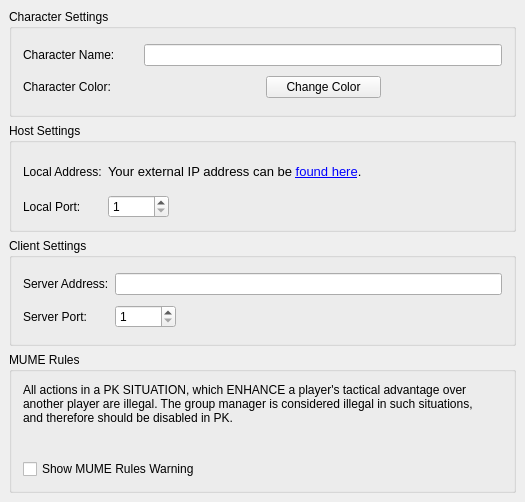
First picture: the form in src/preferences/groupmanagerpage.ui, repository MUME/MMapper, before the edit.
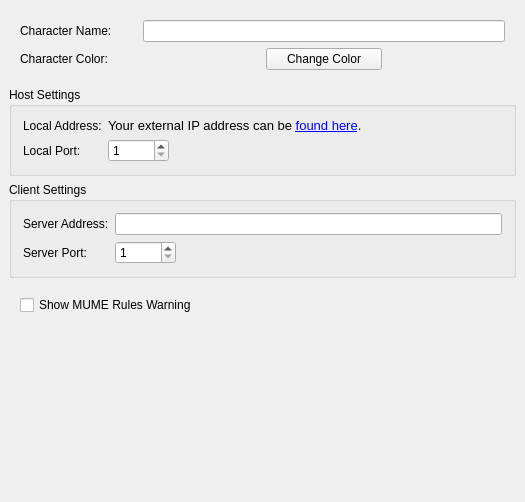
Second picture: the form after the edit.

Commit message: Overhaul and simplification of UI

Patch:
```diff
--- a/src/preferences/groupmanagerpage.ui
+++ b/src/preferences/groupmanagerpage.ui
@@ -42,10 +42,7 @@
     <number>9</number>
    </property>
    <item>
-    <widget class="QGroupBox" name="groupBox_3">
-     <property name="title">
-      <string>Character Settings</string>
-     </property>
+    <widget class="QFrame" name="frame_3">
      <layout class="QGridLayout">
       <item row="0" column="1" colspan="3">
        <widget class="QLineEdit" name="charName"/>
@@ -209,39 +206,20 @@
     </widget>
    </item>
    <item>
-    <widget class="QGroupBox" name="groupBox_4">
-     <property name="title">
-      <string>MUME Rules</string>
-     </property>
-     <layout class="QGridLayout">
-      <item row="0" column="0" rowspan="2">
-       <widget class="QLabel" name="label_6">
-        <property name="sizePolicy">
-         <sizepolicy hsizetype="Expanding" vsizetype="Expanding">
-          <horstretch>0</horstretch>
-          <verstretch>0</verstretch>
-         </sizepolicy>
-        </property>
-        <property name="text">
-         <string>All actions in a PK SITUATION, which ENHANCE a player's tactical advantage over another player are illegal. The group manager is considered illegal in such situations, and therefore should be disabled in PK.</string>
-        </property>
-        <property name="alignment">
-         <set>Qt::AlignLeading|Qt::AlignLeft|Qt::AlignTop</set>
-        </property>
-        <property name="wordWrap">
-         <bool>true</bool>
-        </property>
-       </widget>
-      </item>
-      <item row="2" column="0">
+    <widget class="QFrame" name="frame_4">
+     <layout class="QGridLayout" name="_2">
+      <item row="0" column="0">
        <widget class="QCheckBox" name="rulesWarning">
         <property name="text">
          <string>Show MUME Rules Warning</string>
         </property>
        </widget>
       </item>
-      <item row="0" column="1" rowspan="2">
-       <spacer>
+     </layout>
+    </widget>
+   </item>
+   <item>
+    <spacer name="verticalSpacer">
         <property name="orientation">
          <enum>Qt::Vertical</enum>
         </property>
@@ -252,9 +230,6 @@
          </size>
         </property>
        </spacer>
-      </item>
-     </layout>
-    </widget>
    </item>
   </layout>
  </widget>
```
Lines whose indentation alone changed are shown as unchanged. The commit also changes 3 other files.
